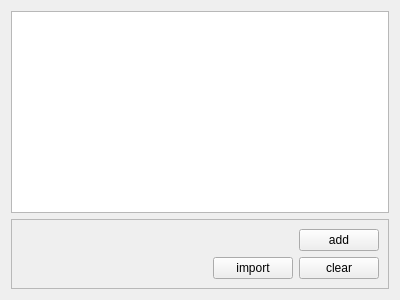
First picture: the form in sqltableform.ui, repository tthmoon/STC_test, before the edit.
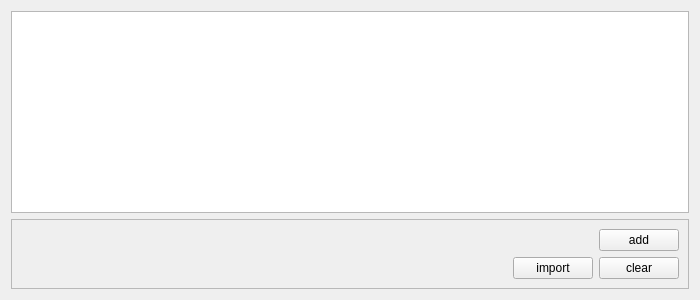
Second picture: the form after the edit.

```diff
--- a/sqltableform.ui
+++ b/sqltableform.ui
@@ -6,7 +6,7 @@
    <rect>
     <x>0</x>
     <y>0</y>
-    <width>400</width>
+    <width>700</width>
     <height>300</height>
    </rect>
   </property>
```
Left out of the diff: 6 changed lines with no effect on the pictures.
